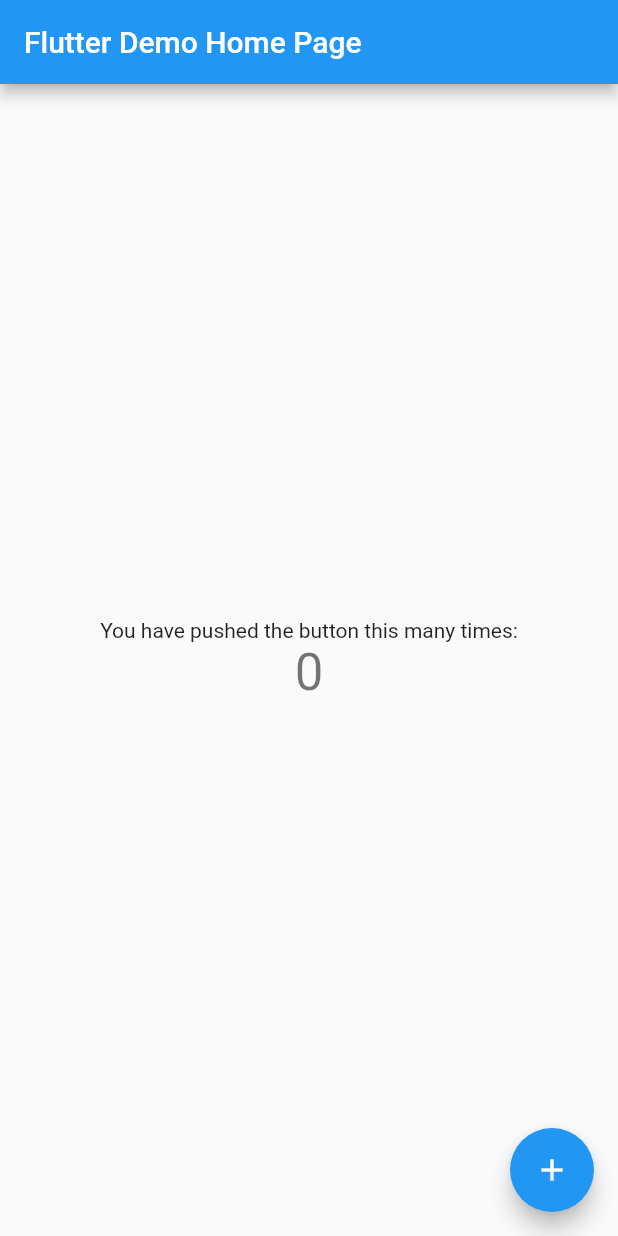
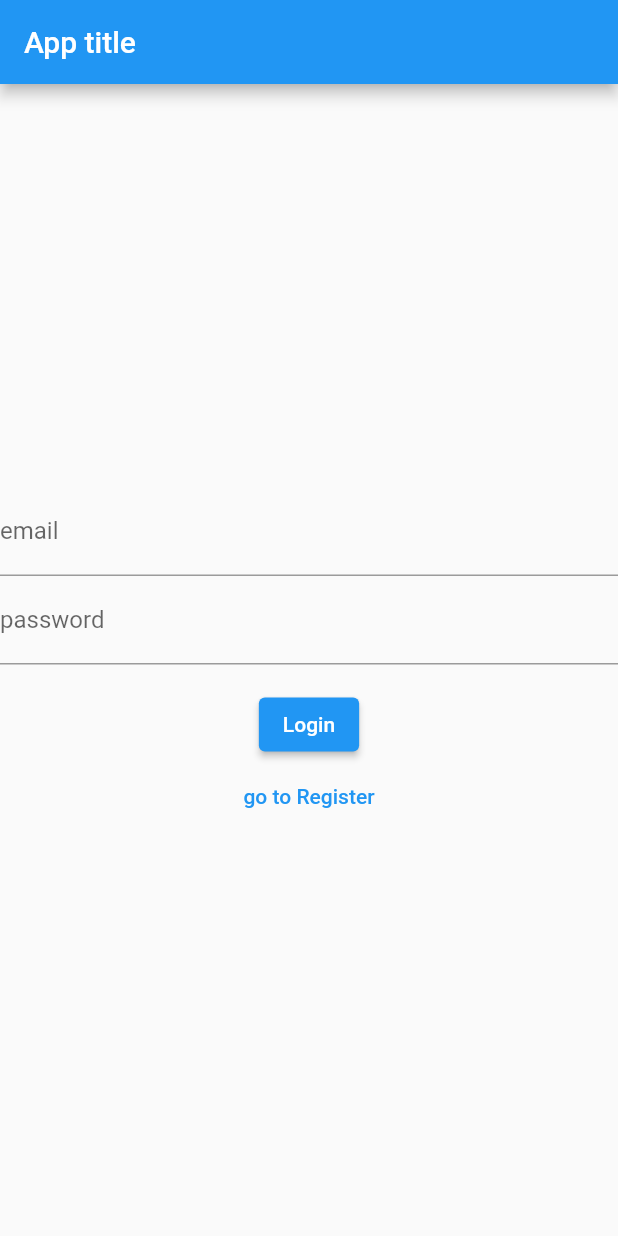
Before and after one commit to MEnbiyaDemir/flutter_training, a Flutter app: the screen it shows after launch, on a phone screen of 412 x 824 dp. Run offline on Flutter 3.47's test engine with Material 2 defaults, Android fonts, the phone set to English and light mode, and no system bars; our stand-ins replace firebase_auth, firebase_core; accounts and stored records are empty.

Commit message:
Auth pages and firebase connection added.

```diff
--- /dev/null
+++ b/lib/core/auth/auth.dart
@@ -0,0 +1,26 @@
+import 'package:firebase_auth/firebase_auth.dart';
+
+class Auth{
+  final FirebaseAuth _firebaseAuth= FirebaseAuth.instance;
+  User? get currentUser => _firebaseAuth.currentUser;
+
+  Stream<User?> get authStateChanges => _firebaseAuth.authStateChanges();
+
+  Future<void> signInWithEmailAndPassword({
+    required String email,
+    required String password,
+  }) async{
+    await _firebaseAuth.signInWithEmailAndPassword(email: email, password: password);
+  }
+
+  Future<void> createUserWithEmailAndPassword({
+    required String email,
+    required String password,
+  }) async{
+    await _firebaseAuth.createUserWithEmailAndPassword(email: email, password: password);
+  }
+
+  Future<void> signOut()async{
+    await _firebaseAuth.signOut();
+  }
+}
--- /dev/null
+++ b/lib/features/auth/auth_view.dart
@@ -0,0 +1,90 @@
+import 'package:flutter/material.dart';
+import 'package:firebase_auth/firebase_auth.dart';
+import 'package:recipe_app/features/home/view/home_view.dart';
+import '../../core/auth/auth.dart';
+
+class AuthPage extends StatefulWidget {
+  const AuthPage({super.key});
+
+  @override
+  State<AuthPage> createState() => _AuthPageState();
+}
+
+class _AuthPageState extends State<AuthPage> {
+String? errorMsg='';
+bool isLogin= true;
+
+final TextEditingController _controllerEmail= TextEditingController();
+final TextEditingController _controllerPassword= TextEditingController();
+
+ String? mail;
+ String? pass;
+
+Future<void> signInWithEmailAndPassword() async{
+  try{
+    await Auth().signInWithEmailAndPassword(email: _controllerEmail.text, password: _controllerPassword.text);
+    Navigator.push(context, MaterialPageRoute(builder: (context) => HomePage()));
+  }on FirebaseAuthException catch(e){
+    setState(() {
+      errorMsg=e.message;
+    });
+  }
+}
+
+Future<void> createUserWithEmailAndPassword() async{
+  try{
+    await Auth().createUserWithEmailAndPassword(email: _controllerEmail.text, password: _controllerPassword.text);
+  }on FirebaseAuthException catch(e){
+    setState(() {
+      mail=_controllerEmail.text;
+      pass=_controllerPassword.text;
+      errorMsg=e.message;
+    });
+  }
+}
+
+Widget _title(){
+    return const Text("App title");
+  }
+
+  Widget _entryField(
+    String title,
+    TextEditingController controller,
+  ){
+    return TextField(controller: controller,decoration: InputDecoration(labelText: title),);
+  }
+
+  Widget _errorMsg(){
+
+    return Text(errorMsg== ''?'': "?? $mail , $errorMsg");
+  }
+
+  Widget _submitButton(){
+    return ElevatedButton(onPressed: isLogin ? signInWithEmailAndPassword : createUserWithEmailAndPassword,
+     child: Text(isLogin ? "Login" : "Register"));
+
+  }
+
+Widget _loginRegisterButton(){
+return TextButton(onPressed: (){setState(() {
+  isLogin =!isLogin;
+  print(mail);
+});},
+ child: Text(isLogin ? "go to Register" : "go to Login"));
+}
+
+  @override
+  Widget build(BuildContext context) {
+    return Scaffold(appBar: AppBar(title: _title()),
+    body: Column(
+      crossAxisAlignment: CrossAxisAlignment.center,
+      mainAxisAlignment: MainAxisAlignment.center,
+      children: <Widget>[
+        _entryField("email", _controllerEmail),
+        _entryField("password", _controllerPassword),
+        _errorMsg(),
+        _submitButton(),
+        _loginRegisterButton()
+    ],));
+  }
+}
--- a/lib/main.dart
+++ b/lib/main.dart
@@ -1,6 +1,12 @@
 import 'package:flutter/material.dart';
+import 'package:recipe_app/features/auth/auth_view.dart';
+import 'package:firebase_auth/firebase_auth.dart';
+import 'package:firebase_core/firebase_core.dart';
+import 'features/home/view/home_view.dart';
 
-void main() {
+Future<void> main() async{
+  WidgetsFlutterBinding.ensureInitialized();
+  await Firebase.initializeApp();
   runApp(const MyApp());
 }
 
@@ -13,103 +19,10 @@ class MyApp extends StatelessWidget {
     return MaterialApp(
       title: 'Flutter Demo',
       theme: ThemeData(
-        // This is the theme of your application.
-        //
-        // Try running your application with "flutter run". You'll see the
-        // application has a blue toolbar. Then, without quitting the ap5p, try
-        // changing the primarySwatch below to Colors.green and then invoke
-        // "hot reload" (press "r" in the console where you ran "flutter run",
-        // or simply save your changes to "hot reload" in a Flutter IDE).
-        // Notice that the counter didn't reset back to zero; the application
-        // is not restarted.
+
         primarySwatch: Colors.blue,
       ),
-      home: const MyHomePage(title: 'Flutter Demo Home Page'),
+      home: AuthPage(),
     );
   }
 }
-
-class MyHomePage extends StatefulWidget {
-  const MyHomePage({super.key, required this.title});
-
-  // This widget is the home page of your application. It is stateful, meaning
-  // that it has a State object (defined below) that contains fields that affect
-  // how it looks.
-
-  // This class is the configuration for the state. It holds the values (in this
-  // case the title) provided by the parent (in this case the App widget) and
-  // used by the build method of the State. Fields in a Widget subclass are
-  // always marked "final".
-
-  final String title;
-
-  @override
-  State<MyHomePage> createState() => _MyHomePageState();
-}
-
-class _MyHomePageState extends State<MyHomePage> {
-  int _counter = 0;
-
-  void _incrementCounter() {
-    setState(() {
-      // This call to setState tells the Flutter framework that something has
-      // changed in this State, which causes it to rerun the build method below
-      // so that the display can reflect the updated values. If we changed
-      // _counter without calling setState(), then the build method would not be
-      // called again, and so nothing would appear to happen.
-      _counter++;
-    });
-  }
-
-  @override
-  Widget build(BuildContext context) {
-    // This method is rerun every time setState is called, for instance as done
-    // by the _incrementCounter method above.
-    //
-    // The Flutter framework has been optimized to make rerunning build methods
-    // fast, so that you can just rebuild anything that needs updating rather
-    // than having to individually change instances of widgets.
-    return Scaffold(
-      appBar: AppBar(
-        // Here we take the value from the MyHomePage object that was created by
-        // the App.build method, and use it to set our appbar title.
-        title: Text(widget.title),
-      ),
-      body: Center(
-        // Center is a layout widget. It takes a single child and positions it
-        // in the middle of the parent.
-        child: Column(
-          // Column is also a layout widget. It takes a list of children and
-          // arranges them vertically. By default, it sizes itself to fit its
-          // children horizontally, and tries to be as tall as its parent.
-          //
-          // Invoke "debug painting" (press "p" in the console, choose the
-          // "Toggle Debug Paint" action from the Flutter Inspector in Android
-          // Studio, or the "Toggle Debug Paint" command in Visual Studio Code)
-          // to see the wireframe for each widget.
-          //
-          // Column has various properties to control how it sizes itself and
-          // how it positions its children. Here we use mainAxisAlignment to
-          // center the children vertically; the main axis here is the vertical
-          // axis because Columns are vertical (the cross axis would be
-          // horizontal).
-          mainAxisAlignment: MainAxisAlignment.center,
-          children: <Widget>[
-            const Text(
-              'You have pushed the button this many times:',
-            ),
-            Text(
-              '$_counter',
-              style: Theme.of(context).textTheme.headlineMedium,
-            ),
-          ],
-        ),
-      ),
-      floatingActionButton: FloatingActionButton(
-        onPressed: _incrementCounter,
-        tooltip: 'Increment',
-        child: const Icon(Icons.add),
-      ), // This trailing comma makes auto-formatting nicer for build methods.
-    );
-  }
-}
```
Also changed, not shown: lib/features/home/view/home_view.dart (added, +42 -0 lines), pubspec.yaml (+5 -2 lines), pubspec.lock, 2 other files.
